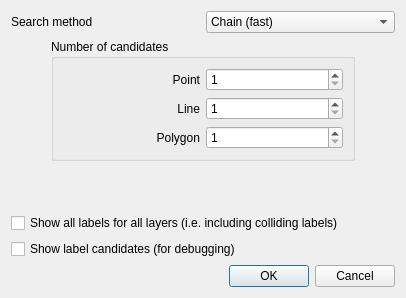
This is src/ui/qgsengineconfigdialog.ui in kadas-albireo/kadas-albireo as Qt 5 draws it before an edit. The edited form follows.
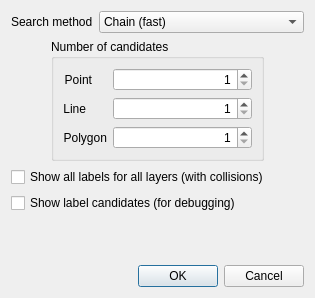
This is the edited form.

Commit message: Clean up label engine dialog

```diff
--- a/src/ui/qgsengineconfigdialog.ui
+++ b/src/ui/qgsengineconfigdialog.ui
@@ -6,7 +6,7 @@
    <rect>
     <x>0</x>
     <y>0</y>
-    <width>406</width>
+    <width>315</width>
     <height>298</height>
    </rect>
   </property>
@@ -18,6 +18,12 @@
     <layout class="QHBoxLayout" name="horizontalLayout">
      <item>
       <widget class="QLabel" name="label">
+       <property name="sizePolicy">
+        <sizepolicy hsizetype="Maximum" vsizetype="Preferred">
+         <horstretch>0</horstretch>
+         <verstretch>0</verstretch>
+        </sizepolicy>
+       </property>
        <property name="text">
         <string>Search method</string>
        </property>
@@ -74,12 +80,30 @@
      </item>
      <item>
       <widget class="QGroupBox" name="groupBox">
+       <property name="sizePolicy">
+        <sizepolicy hsizetype="Preferred" vsizetype="Preferred">
+         <horstretch>0</horstretch>
+         <verstretch>0</verstretch>
+        </sizepolicy>
+       </property>
+       <property name="maximumSize">
+        <size>
+         <width>16777215</width>
+         <height>16777215</height>
+        </size>
+       </property>
        <property name="title">
         <string>Number of candidates</string>
        </property>
        <layout class="QGridLayout" name="gridLayout">
         <item row="0" column="0">
          <widget class="QLabel" name="label_2">
+          <property name="sizePolicy">
+           <sizepolicy hsizetype="Maximum" vsizetype="Preferred">
+            <horstretch>0</horstretch>
+            <verstretch>0</verstretch>
+           </sizepolicy>
+          </property>
           <property name="text">
            <string>Point</string>
           </property>
@@ -90,6 +114,9 @@
         </item>
         <item row="0" column="1">
          <widget class="QSpinBox" name="spinCandPoint">
+          <property name="alignment">
+           <set>Qt::AlignRight|Qt::AlignTrailing|Qt::AlignVCenter</set>
+          </property>
           <property name="minimum">
            <number>1</number>
           </property>
@@ -100,6 +127,12 @@
         </item>
         <item row="1" column="0">
          <widget class="QLabel" name="label_3">
+          <property name="sizePolicy">
+           <sizepolicy hsizetype="Maximum" vsizetype="Preferred">
+            <horstretch>0</horstretch>
+            <verstretch>0</verstretch>
+           </sizepolicy>
+          </property>
           <property name="text">
            <string>Line</string>
           </property>
@@ -110,6 +143,9 @@
         </item>
         <item row="1" column="1">
          <widget class="QSpinBox" name="spinCandLine">
+          <property name="alignment">
+           <set>Qt::AlignRight|Qt::AlignTrailing|Qt::AlignVCenter</set>
+          </property>
           <property name="minimum">
            <number>1</number>
           </property>
@@ -120,6 +156,12 @@
         </item>
         <item row="2" column="0">
          <widget class="QLabel" name="label_4">
+          <property name="sizePolicy">
+           <sizepolicy hsizetype="Maximum" vsizetype="Preferred">
+            <horstretch>0</horstretch>
+            <verstretch>0</verstretch>
+           </sizepolicy>
+          </property>
           <property name="text">
            <string>Polygon</string>
           </property>
@@ -130,6 +172,9 @@
         </item>
         <item row="2" column="1">
          <widget class="QSpinBox" name="spinCandPolygon">
+          <property name="alignment">
+           <set>Qt::AlignRight|Qt::AlignTrailing|Qt::AlignVCenter</set>
+          </property>
           <property name="minimum">
            <number>1</number>
           </property>
@@ -160,7 +205,21 @@
     </layout>
    </item>
    <item>
-    <spacer name="verticalSpacer">
+    <widget class="QCheckBox" name="chkShowAllLabels">
+     <property name="text">
+      <string>Show all labels for all layers (with collisions)</string>
+     </property>
+    </widget>
+   </item>
+   <item>
+    <widget class="QCheckBox" name="chkShowCandidates">
+     <property name="text">
+      <string>Show label candidates (for debugging)</string>
+     </property>
+    </widget>
+   </item>
+   <item>
+    <spacer name="verticalSpacer_2">
      <property name="orientation">
       <enum>Qt::Vertical</enum>
      </property>
@@ -172,20 +231,6 @@
      </property>
     </spacer>
    </item>
-   <item>
-    <widget class="QCheckBox" name="chkShowAllLabels">
-     <property name="text">
-      <string>Show all labels for all layers (i.e. including colliding labels)</string>
-     </property>
-    </widget>
-   </item>
-   <item>
-    <widget class="QCheckBox" name="chkShowCandidates">
-     <property name="text">
-      <string>Show label candidates (for debugging)</string>
-     </property>
-    </widget>
-   </item>
    <item>
     <widget class="QDialogButtonBox" name="buttonBox">
      <property name="orientation">
```
